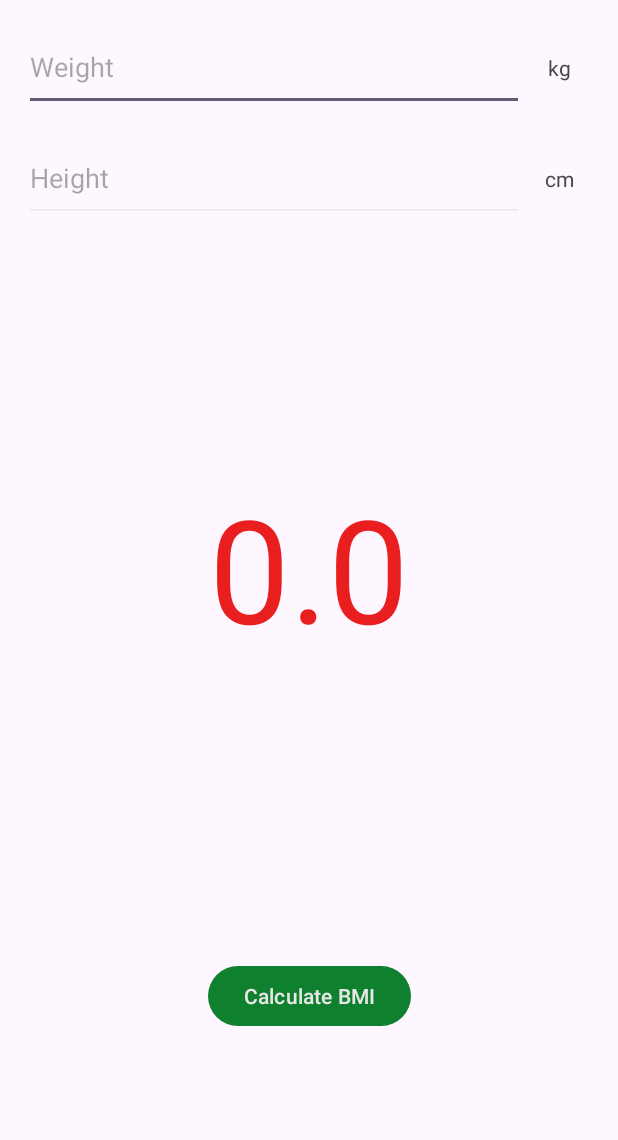
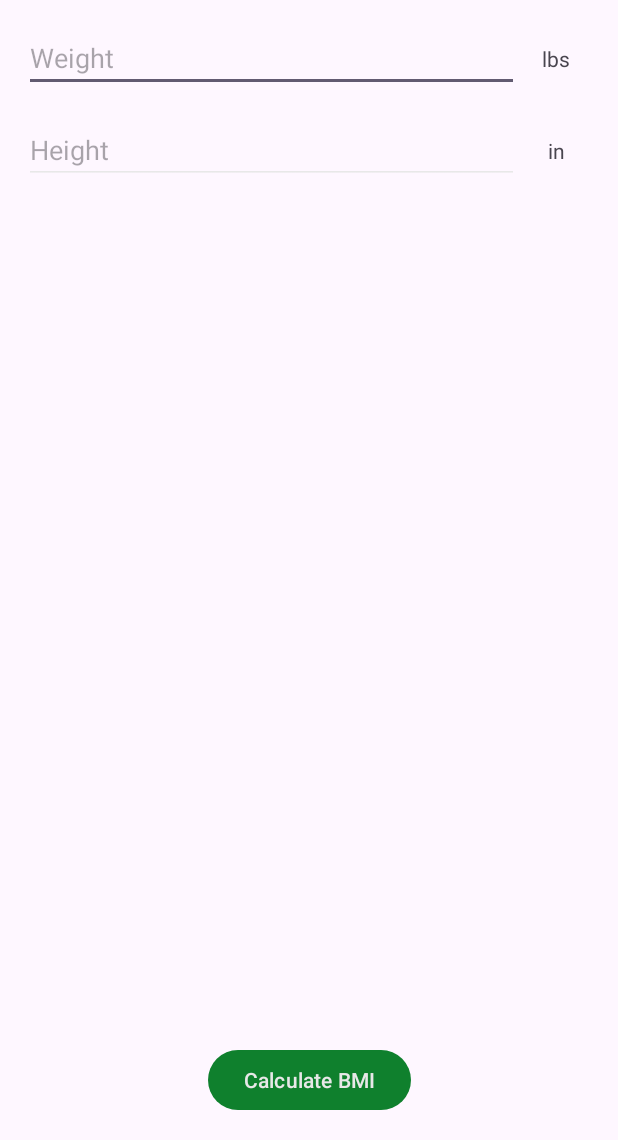
Before and after one commit to Monczak/BMICalculator, an Android app: the screen it shows after launch (MainActivity), in the options menu, after a tap on "Switch to imperial units", on a phone screen of 412 x 824 dp, the part 96-1236 px from its top. Run offline under Robolectric (Android 15) with nearby library versions, the phone set to English and light mode, and no system bars.

Commit message:
Refactor logic to view model

```diff
--- a/app/src/main/java/edu/pwr/s266867/bmicalculator/BmiCalculator.kt
+++ b/app/src/main/java/edu/pwr/s266867/bmicalculator/BmiCalculator.kt
@@ -1,6 +1,4 @@
 package edu.pwr.s266867.bmicalculator
-
-import android.graphics.Color
 
 object BmiCalculator {
     fun calculateBmi(weightKg: Double, heightCm: Double): Double
--- /dev/null
+++ b/app/src/main/java/edu/pwr/s266867/bmicalculator/BmiUiState.kt
@@ -0,0 +1,8 @@
+package edu.pwr.s266867.bmicalculator
+
+data class BmiUiState(
+    val weight: Double? = null,
+    val height: Double? = null,
+
+    val units: Units = Units.METRIC,
+)
--- /dev/null
+++ b/app/src/main/java/edu/pwr/s266867/bmicalculator/BmiViewModel.kt
@@ -0,0 +1,43 @@
+package edu.pwr.s266867.bmicalculator
+
+import androidx.lifecycle.ViewModel
+import kotlinx.coroutines.flow.MutableStateFlow
+import kotlinx.coroutines.flow.StateFlow
+import kotlinx.coroutines.flow.asStateFlow
+import kotlinx.coroutines.flow.update
+
+class BmiViewModel : ViewModel() {
+    private val _uiState = MutableStateFlow(BmiUiState())
+    val uiState: StateFlow<BmiUiState> = _uiState.asStateFlow()
+
+    fun updateWeight(weight: Double) {
+        _uiState.update { currentState ->
+            currentState.copy(
+                weight = weight,
+            )
+        }
+    }
+
+    fun updateHeight(height: Double) {
+        _uiState.update { currentState ->
+            currentState.copy(
+                height = height,
+            )
+        }
+    }
+
+    fun switchUnits() {
+        _uiState.update { currentState ->
+            currentState.copy(
+                units = if (currentState.units == Units.METRIC) Units.IMPERIAL else Units.METRIC
+            )
+        }
+    }
+
+    val units: Units get() = _uiState.value.units
+    val bmi: Double? get() =
+        if (_uiState.value.weight == null || _uiState.value.height == null)
+            null
+        else
+            BmiCalculator.calculateBmi(_uiState.value.weight!!, _uiState.value.height!!)
+}
--- a/app/src/main/java/edu/pwr/s266867/bmicalculator/MainActivity.kt
+++ b/app/src/main/java/edu/pwr/s266867/bmicalculator/MainActivity.kt
@@ -10,31 +10,49 @@ import android.content.res.Configuration
 import androidx.appcompat.app.AppCompatActivity
 import android.os.Bundle
 import android.util.Log
+import android.view.Gravity
 import android.view.Menu
 import android.view.MenuItem
 import android.widget.Button
 import android.widget.EditText
 import android.widget.TextView
+import android.widget.Toast
 import androidx.appcompat.app.ActionBar
 import androidx.appcompat.widget.Toolbar
 import androidx.core.content.ContextCompat
+import androidx.lifecycle.Lifecycle
+import androidx.lifecycle.ViewModelProvider
 import edu.pwr.s266867.bmicalculator.Util.roundToDecimal
 
 class MainActivity : AppCompatActivity() {
+
+    private lateinit var viewModel: BmiViewModel
 
     override fun onCreate(savedInstanceState: Bundle?) {
         super.onCreate(savedInstanceState)
         setContentView(R.layout.activity_main)
         setSupportActionBar(findViewById(R.id.toolbar))
 
+        viewModel = ViewModelProvider(this)[BmiViewModel::class.java]
+
         val calculateButton = findViewById<Button>(R.id.calculateButton)
         calculateButton.setOnClickListener {
-            val weight = findViewById<EditText>(R.id.weightInput).text.toString().toDouble()
-            val height = findViewById<EditText>(R.id.heightInput).text.toString().toDouble()
-            val bmi = BmiCalculator.calculateBmi(weight, height)
+            val weightStr = findViewById<EditText>(R.id.weightInput).text.toString()
+            val heightStr = findViewById<EditText>(R.id.heightInput).text.toString()
 
-            updateBmiText(bmi)
+            val (weightValid, weight) = validateAndGetInput(weightStr) { w -> w > 0 }
+            if (!weightValid) showToast(getText(R.string.invalid_weight))
+            else viewModel.updateWeight(weight!!)
+
+            val (heightValid, height) = validateAndGetInput(heightStr) { w -> w > 0 }
+            if (!heightValid) showToast(getText(R.string.invalid_height))
+            else viewModel.updateHeight(height!!)
+
+            updateBmiText()
         }
+
+        updateBmiText()
+        updateUnitTexts()
     }
 
     override fun onCreateOptionsMenu(menu: Menu?): Boolean {
@@ -45,10 +63,10 @@ class MainActivity : AppCompatActivity() {
     override fun onMenuOpened(featureId: Int, menu: Menu): Boolean {
         val switchUnitsMenuItem = menu.findItem(R.id.switchUnitsMenuItem)
 
-        switchUnitsMenuItem?.setTitle(when (Options.units) {
+        switchUnitsMenuItem?.setTitle(when (viewModel.units) {
             Units.METRIC -> R.string.switch_units_imperial_menuitem
             Units.IMPERIAL -> R.string.switch_units_metric_menuitem
-            else -> throw IllegalArgumentException("Cannot handle units of type ${Options.units}")
+            else -> throw IllegalArgumentException("Cannot handle units of type ${viewModel.units}")
         })
 
         return super.onMenuOpened(featureId, menu)
@@ -56,16 +74,50 @@ class MainActivity : AppCompatActivity() {
 
     override fun onOptionsItemSelected(item: MenuItem): Boolean {
         when (item.itemId) {
-            R.id.switchUnitsMenuItem -> {
-                Options.units = if (Options.units == Units.METRIC) Units.IMPERIAL else Units.METRIC
-            }
+            R.id.switchUnitsMenuItem -> viewModel.switchUnits()
         }
+        updateUnitTexts()
         return true
     }
 
-    private fun updateBmiText(bmi: Double) {
+    private fun showToast(text: CharSequence) {
+        val toast = Toast.makeText(applicationContext, text, Toast.LENGTH_SHORT)
+        toast.setGravity(Gravity.TOP or Gravity.CENTER_HORIZONTAL, 0, 0)
+        toast.show()
+    }
+
+    private fun validateAndGetInput(text: String, validator: (Double) -> Boolean): Pair<Boolean, Double?> {
+        val textValue: Double = text.toDoubleOrNull() ?: return Pair(false, null)
+
+        val valid: Boolean = validator(textValue)
+        return Pair(valid, if (valid) textValue else null)
+    }
+
+    private fun updateBmiText() {
         val textView = findViewById<TextView>(R.id.bmiValueText)
-        textView.text = "%.1f".format(bmi.roundToDecimal(1))
-        textView.setTextColor(getColor(BmiCalculator.getBmiColor(bmi)))
+        val bmi = viewModel.bmi
+        if (bmi == null) {
+            textView.text = ""
+        }
+        else {
+            textView.text = "%.1f".format(bmi.roundToDecimal(1))
+            textView.setTextColor(getColor(BmiCalculator.getBmiColor(bmi)))
+        }
+    }
+
+    private fun updateUnitTexts() {
+        val units = viewModel.units
+
+        val weightUnitText = findViewById<TextView>(R.id.weightInputUnitText)
+        weightUnitText.text = when (units) {
+            Units.METRIC -> getText(R.string.weight_metric_unit)
+            Units.IMPERIAL -> getText(R.string.weight_imperial_unit)
+        }
+
+        val heightUnitText = findViewById<TextView>(R.id.heightInputUnitText)
+        heightUnitText.text = when (units) {
+            Units.METRIC -> getText(R.string.height_metric_unit)
+            Units.IMPERIAL -> getText(R.string.height_imperial_unit)
+        }
     }
 }
--- a/app/src/main/java/edu/pwr/s266867/bmicalculator/Options.kt
+++ /dev/null
@@ -1,7 +0,0 @@
-package edu.pwr.s266867.bmicalculator
-
-class Options {
-    companion object {
-        var units : Units = Units.METRIC
-    }
-}
--- a/app/src/main/res/layout/activity_main.xml
+++ b/app/src/main/res/layout/activity_main.xml
@@ -42,26 +42,27 @@
 
             <EditText
                 android:id="@+id/weightInput"
-                android:layout_width="333dp"
-                android:layout_height="58dp"
+                android:layout_width="0dp"
+                android:layout_height="wrap_content"
+                android:autofillHints=""
                 android:ems="10"
                 android:hint="@string/weight_input_label"
                 android:inputType="numberDecimal"
                 app:layout_constraintBottom_toBottomOf="parent"
+                app:layout_constraintEnd_toStartOf="@+id/weightInputUnitText"
+                app:layout_constraintHorizontal_bias="0.0"
                 app:layout_constraintStart_toStartOf="parent"
-                app:layout_constraintTop_toTopOf="parent"
-                android:autofillHints="" />
+                app:layout_constraintTop_toTopOf="parent" />
 
             <TextView
                 android:id="@+id/weightInputUnitText"
-                android:layout_width="0dp"
+                android:layout_width="50dp"
                 android:layout_height="wrap_content"
                 android:layout_weight="1"
                 android:text="@string/weight_metric_unit"
                 android:textAlignment="center"
                 app:layout_constraintBottom_toBottomOf="parent"
                 app:layout_constraintEnd_toEndOf="parent"
-                app:layout_constraintStart_toEndOf="@+id/weightInput"
                 app:layout_constraintTop_toTopOf="parent" />
         </androidx.constraintlayout.widget.ConstraintLayout>
 
@@ -77,26 +78,26 @@
 
             <EditText
                 android:id="@+id/heightInput"
-                android:layout_width="333dp"
-                android:layout_height="58dp"
+                android:layout_width="0dp"
+                android:layout_height="wrap_content"
+                android:autofillHints=""
                 android:ems="10"
                 android:hint="@string/height_input_label"
                 android:inputType="numberDecimal"
                 app:layout_constraintBottom_toBottomOf="parent"
+                app:layout_constraintEnd_toStartOf="@+id/heightInputUnitText"
                 app:layout_constraintStart_toStartOf="parent"
-                app:layout_constraintTop_toTopOf="parent"
-                android:autofillHints="" />
+                app:layout_constraintTop_toTopOf="parent" />
 
             <TextView
                 android:id="@+id/heightInputUnitText"
-                android:layout_width="0dp"
+                android:layout_width="50dp"
                 android:layout_height="wrap_content"
                 android:layout_weight="1"
                 android:text="@string/height_metric_unit"
                 android:textAlignment="center"
                 app:layout_constraintBottom_toBottomOf="parent"
                 app:layout_constraintEnd_toEndOf="parent"
-                app:layout_constraintStart_toEndOf="@+id/heightInput"
                 app:layout_constraintTop_toTopOf="parent" />
         </androidx.constraintlayout.widget.ConstraintLayout>
 
@@ -113,7 +114,7 @@
 
             <androidx.constraintlayout.widget.ConstraintLayout
                 android:layout_width="0dp"
-                android:layout_height="200dp"
+                android:layout_height="0dp"
                 app:layout_constraintBottom_toBottomOf="parent"
                 app:layout_constraintEnd_toEndOf="parent"
                 app:layout_constraintStart_toStartOf="parent"
@@ -122,10 +123,12 @@
                 <TextView
                     android:id="@+id/bmiValueText"
                     android:layout_width="0dp"
-                    android:layout_height="wrap_content"
+                    android:layout_height="0dp"
+                    android:autoSizeMaxTextSize="96sp"
+                    android:autoSizeTextType="uniform"
+                    android:gravity="center"
                     android:text="20.0"
                     android:textAlignment="center"
-                    android:textSize="96sp"
                     app:layout_constraintBottom_toBottomOf="parent"
                     app:layout_constraintEnd_toEndOf="parent"
                     app:layout_constraintStart_toStartOf="parent"
@@ -136,7 +139,7 @@
         <androidx.constraintlayout.widget.ConstraintLayout
             android:id="@+id/calculateButtonLayout"
             android:layout_width="0dp"
-            android:layout_height="120dp"
+            android:layout_height="wrap_content"
             android:layout_marginStart="1dp"
             android:layout_marginTop="16dp"
             android:layout_marginEnd="1dp"
@@ -149,7 +152,6 @@
                 android:id="@+id/calculateButton"
                 android:layout_width="wrap_content"
                 android:layout_height="wrap_content"
-                android:layout_marginTop="16dp"
                 android:text="@string/calculate_bmi_button_text"
                 android:textColor="@color/lightText"
                 app:layout_constraintEnd_toEndOf="parent"
--- a/app/src/main/res/values/strings.xml
+++ b/app/src/main/res/values/strings.xml
@@ -14,4 +14,7 @@
     <string name="switch_units_metric_menuitem">Switch to metric units</string>
     <string name="switch_units_imperial_menuitem">Switch to imperial units</string>
     <string name="view_history_menuitem">History</string>
+
+    <string name="invalid_weight">Invalid weight</string>
+    <string name="invalid_height">Invalid height</string>
 </resources>
```
